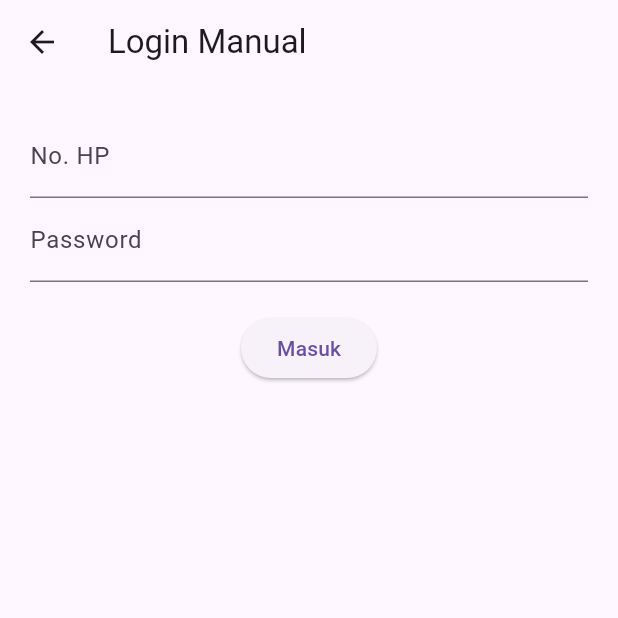
After one commit to DhewMacharoe/Delbites, a Flutter app: the LoginManualPage screen opened by its route, on a phone screen of 412 x 824 dp, the top half of it. The commit adds this screen. Run offline on Flutter 3.47's test engine with Material 3 defaults, Android fonts, the phone set to English and light mode, and no system bars; our stand-ins replace cloud_firestore, curved_navigation_bar, firebase_auth, firebase_core, shared_preferences, webview_flutter; accounts and stored records are empty; network calls fail.

Commit message:
update login, payment Delbites

```diff
--- a/Delbites/lib/home.dart
+++ b/Delbites/lib/home.dart
@@ -7,6 +7,7 @@ import 'package:curved_navigation_bar/curved_navigation_bar.dart';
 import 'package:flutter/material.dart';
 import 'package:flutter/services.dart';
 import 'package:http/http.dart' as http;
+import 'package:shared_preferences/shared_preferences.dart';
 
 const String baseUrl = 'http://127.0.0.1:8000';
 
@@ -134,7 +135,7 @@ class _HomePageState extends State<HomePage> {
               child: Column(
                 children: [
                   const Text(
-                    'Selamat Datang di Del Cafe',
+                    'Selamat Datang di DelBites',
                     style: TextStyle(
                         fontSize: 18,
                         fontWeight: FontWeight.bold,
@@ -162,7 +163,12 @@ class _HomePageState extends State<HomePage> {
                           child: const Text("Batal"),
                         ),
                         TextButton(
-                          onPressed: () => SystemNavigator.pop(),
+                          onPressed: () async {
+                            final prefs = await SharedPreferences.getInstance();
+                            await prefs.clear(); // hapus semua data login
+                            Navigator.of(context).pushNamedAndRemoveUntil(
+                                '/login', (route) => false);
+                          },
                           child: const Text("Logout"),
                         ),
                       ],
--- /dev/null
+++ b/Delbites/lib/login_manual.dart
@@ -0,0 +1,72 @@
+import 'package:flutter/material.dart';
+import 'package:Delbites/services/auth_services.dart';
+import 'package:shared_preferences/shared_preferences.dart';
+
+class LoginManualPage extends StatefulWidget {
+  const LoginManualPage({Key? key}) : super(key: key);
+
+  @override
+  State<LoginManualPage> createState() => _LoginManualPageState();
+}
+
+class _LoginManualPageState extends State<LoginManualPage> {
+  final _phoneController = TextEditingController();
+  final _passwordController = TextEditingController();
+  bool isLoading = false;
+
+  void _loginManual() async {
+    setState(() => isLoading = true);
+
+    final noHp = _phoneController.text.trim();
+    final password = _passwordController.text.trim();
+
+    final result = await AuthService.loginManual(noHp, password);
+
+    setState(() => isLoading = false);
+
+    if (result['success'] == true) {
+      final prefs = await SharedPreferences.getInstance();
+      await prefs.setBool('isLoggedIn', true);
+      await prefs.setInt('id_pelanggan', result['id_pelanggan']);
+      await prefs.setString('nama', result['nama']);
+      await prefs.setString('no_hp', result['no_hp']);
+
+      Navigator.pushReplacementNamed(context, '/home');
+    } else {
+      ScaffoldMessenger.of(context).showSnackBar(
+        SnackBar(content: Text(result['message'] ?? 'Login gagal')),
+      );
+    }
+  }
+
+  @override
+  Widget build(BuildContext context) {
+    return Scaffold(
+      appBar: AppBar(title: const Text("Login Manual")),
+      body: Padding(
+        padding: const EdgeInsets.all(20),
+        child: Column(
+          children: [
+            TextField(
+              controller: _phoneController,
+              decoration: const InputDecoration(labelText: 'No. HP'),
+              keyboardType: TextInputType.phone,
+            ),
+            TextField(
+              controller: _passwordController,
+              decoration: const InputDecoration(labelText: 'Password'),
+              obscureText: true,
+            ),
+            const SizedBox(height: 20),
+            ElevatedButton(
+              onPressed: isLoading ? null : _loginManual,
+              child: isLoading
+                  ? const CircularProgressIndicator()
+                  : const Text("Masuk"),
+            ),
+          ],
+        ),
+      ),
+    );
+  }
+}
--- a/Delbites/lib/main.dart
+++ b/Delbites/lib/main.dart
@@ -6,6 +6,7 @@ import 'package:Delbites/register.dart';
 import 'package:firebase_core/firebase_core.dart';
 import 'package:flutter/material.dart';
 import 'package:shared_preferences/shared_preferences.dart';
+import 'package:Delbites/login_manual.dart';
 
 void main() async {
   WidgetsFlutterBinding.ensureInitialized();
@@ -29,6 +30,7 @@ class MyApp extends StatelessWidget {
       initialRoute: isLoggedIn ? "/home" : "/login",
       routes: {
         "/login": (context) => MasukPage(),
+        '/login-manual': (context) => const LoginManualPage(),
         "/register": (context) => DaftarPage(),
         "/home": (context) => HomePage(),
         "/payment-success": (context) {
```
Also changed, not shown: Delbites/lib/login.dart (+37 -22 lines), Delbites/lib/register.dart (+57 -26 lines), Delbites/lib/services/auth_services.dart (+77 -2 lines), Delbites/lib/services/firebase_service.dart (+29 -14 lines), 4 other files.
